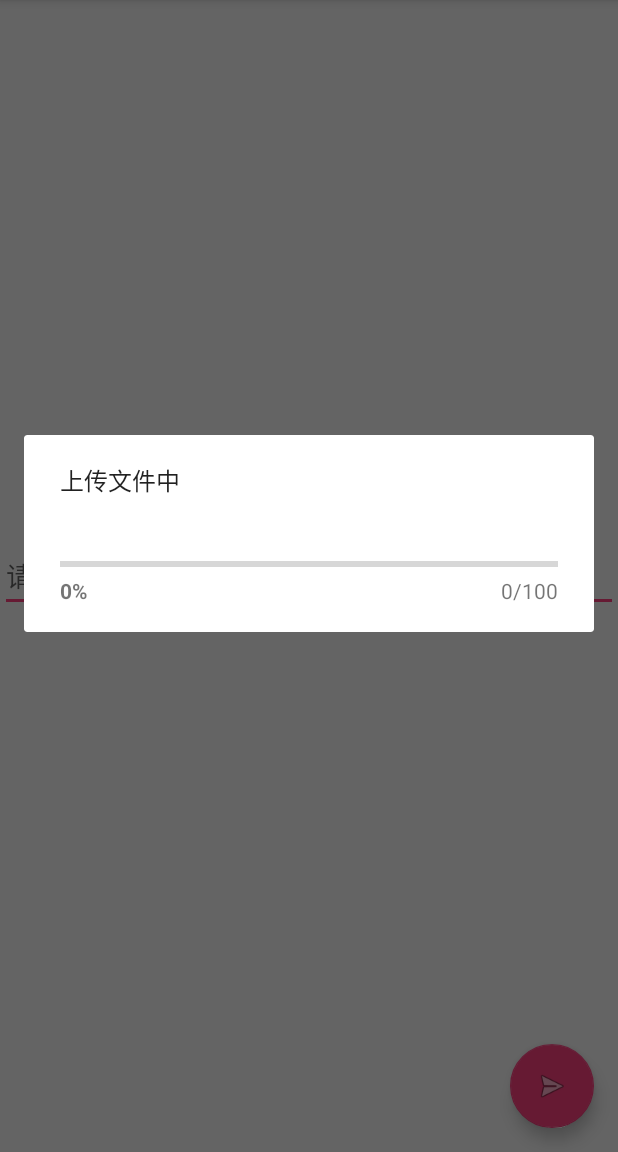
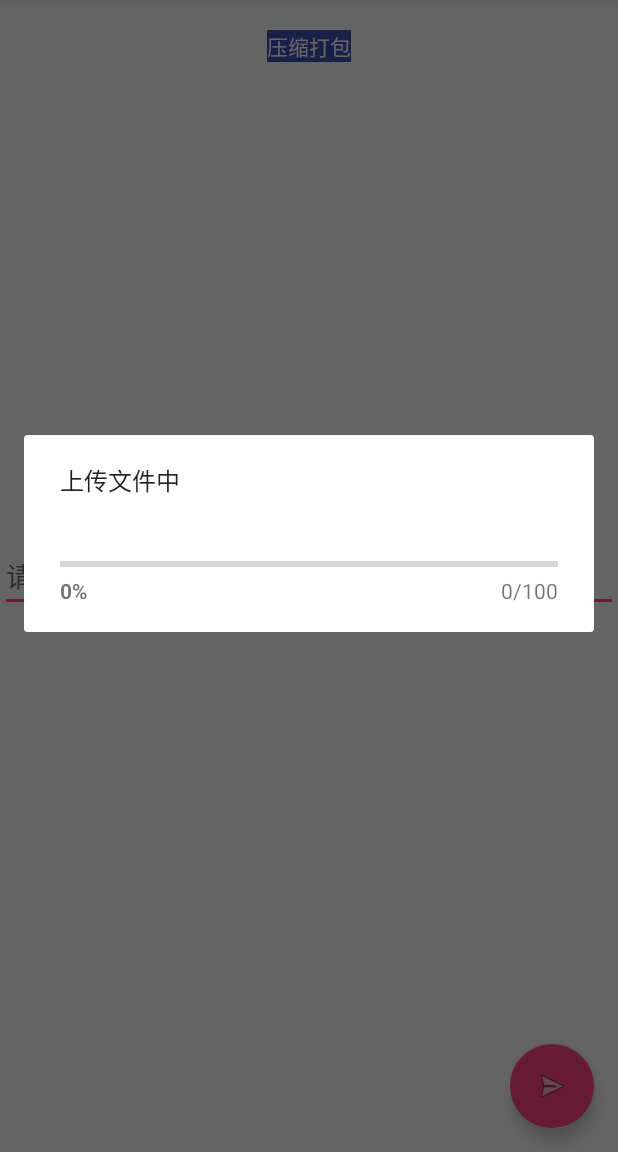
Before and after one commit to ThreeEyedCrow/uploadImg, an Android app: the screen it shows after launch (MainActivity), after a tap on an icon or button, on a phone screen of 412 x 824 dp, the part 84-1236 px from its top. Run offline under Robolectric (Android 15) with nearby library versions, the phone set to English and light mode, and no system bars; our stand-ins replace RxJava; libraries missing offline, so code that uses them is left out: com.jakewharton.retrofit2; 2 statements that could not run were skipped.

Commit message:
读取微信图片文件夹并打包压缩所有图片

```diff
--- a/app/src/main/res/layout/content_main.xml
+++ b/app/src/main/res/layout/content_main.xml
@@ -7,6 +7,16 @@
     app:layout_behavior="@string/appbar_scrolling_view_behavior"
     tools:context=".MainActivity"
     tools:showIn="@layout/activity_main">
+
+    <TextView
+        android:id="@+id/packageText"
+        android:layout_width="wrap_content"
+        android:layout_height="wrap_content"
+        android:textColor="#ffffff"
+        android:layout_marginTop="20dp"
+        android:layout_centerHorizontal="true"
+        android:text="压缩打包"
+        android:background="@color/colorPrimary"/>
 
     <EditText
         android:id="@+id/wechatNum"
```
Also changed, not shown: app/src/main/java/com/jt/pay/uploadimage/MainActivity.java (+56 -1 lines).
